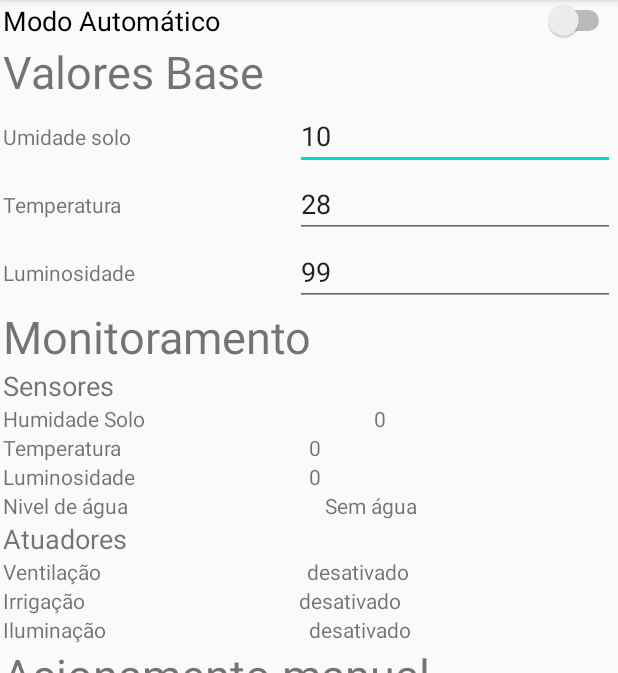
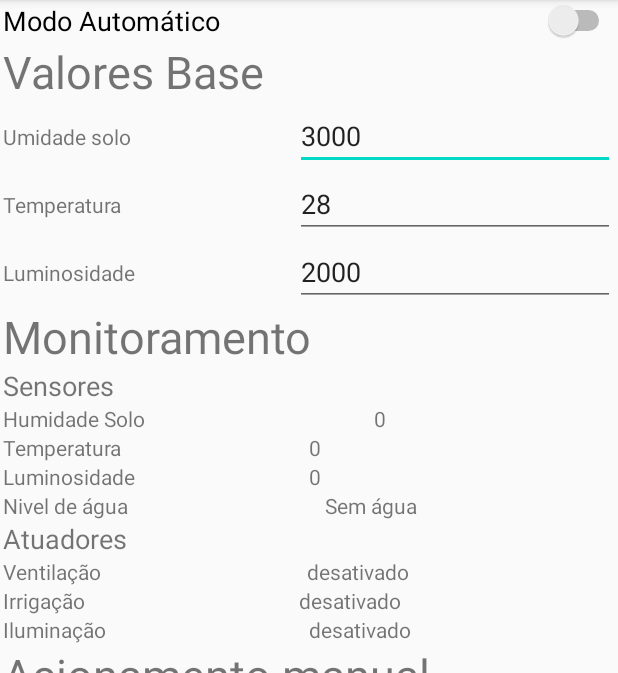
Before and after one commit to georgenardes/horta_inteligente, an Android app: the screen it shows after launch (MainActivity), after a tap on "Ventilador", on a phone screen of 412 x 824 dp, the part 84-757 px from its top. Run offline under Robolectric (Android 15) with nearby library versions, the phone set to English and light mode, and no system bars; our stand-ins replace Firebase (no records; nobody signed in at launch, a user with empty details on screens opened directly); 7 statements that could not run were skipped.

Commit message:
modificaçoes no funcionamento

```diff
--- a/Android/app/src/main/java/com/example/horta_inteligente/MainActivity.java
+++ b/Android/app/src/main/java/com/example/horta_inteligente/MainActivity.java
@@ -267,12 +267,22 @@ public class MainActivity extends AppCompatActivity {
         dbrConfigLuminosidade.setValue(iLuminosidadeBase);
         dbrConfigTemperatura.setValue(iTemperaturaBase);
         dbrConfigUmidade.setValue(iUmidadebase);
+
+        DatabaseReference dbrAlterado = database.getReference(
+                "alterado"
+        );
+        dbrAlterado.setValue(true);
     }
 
     public void onSwitch(View v){
 
         // referencia ao banco e as variaveis
         FirebaseDatabase database = FirebaseDatabase.getInstance();
+
+        DatabaseReference dbrAlterado = database.getReference(
+                "alterado"
+        );
+
         DatabaseReference dbrModo = database.getReference(
                 "modo"
         );
@@ -321,9 +331,7 @@ public class MainActivity extends AppCompatActivity {
 
         }
 
-
-
-
+        dbrAlterado.setValue(true);
     }
 
 }
--- a/Android/app/src/main/res/layout/activity_main.xml
+++ b/Android/app/src/main/res/layout/activity_main.xml
@@ -59,7 +59,7 @@
                     android:layout_height="wrap_content"
                     android:ems="10"
                     android:inputType="number"
-                    android:text="10"
+                    android:text="3000"
                     app:layout_constraintBottom_toBottomOf="parent"
                     app:layout_constraintEnd_toEndOf="parent"
                     app:layout_constraintTop_toTopOf="parent" />
@@ -110,7 +110,7 @@
                     android:layout_height="wrap_content"
                     android:ems="10"
                     android:inputType="number"
-                    android:text="99"
+                    android:text="2000"
                     app:layout_constraintBottom_toBottomOf="parent"
                     app:layout_constraintEnd_toEndOf="parent"
                     app:layout_constraintTop_toTopOf="parent" />
```
Also changed, not shown: 1 other file.
